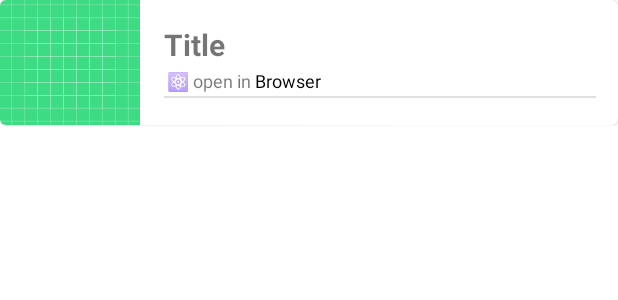
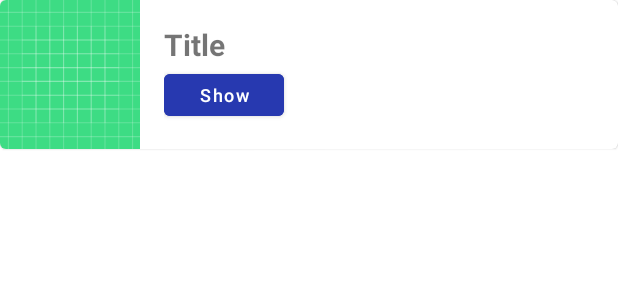
Before and after one commit to Mehranalam/NewsApp, an Android app: the layout favorite_items_layout.xml on its own in the app's theme, with its tools: preview values and no code run, on a phone screen of 412 x 824 dp. Shown: the top 300 px of the screen. Run offline under Robolectric (Android 15) with nearby library versions, the phone set to English and light mode, and no system bars; network calls fail; Roboto replaces fonts that are not available here.

Commit message:
add show in browser articles button.

```diff
--- a/app/build.gradle
+++ b/app/build.gradle
@@ -34,6 +34,7 @@ dependencies {
     implementation "androidx.room:room-runtime:$room_version"
     annotationProcessor "androidx.room:room-compiler:$room_version"
     implementation "androidx.fragment:fragment:$fragment_version"
+    implementation "androidx.browser:browser:1.3.0"
     implementation 'com.facebook.shimmer:shimmer:0.5.0'
     implementation 'com.squareup.picasso:picasso:2.5.2'
     implementation 'com.android.volley:volley:1.2.1'
--- a/app/src/main/java/com/mehran/newsapp/Favorite_Fragment.java
+++ b/app/src/main/java/com/mehran/newsapp/Favorite_Fragment.java
@@ -53,7 +53,6 @@ public class Favorite_Fragment extends Fragment {
                 url.add(itemUrl);
             } while (cursor.moveToNext());
 
-
             cursor.close();
 
             recyclerView = view.findViewById(R.id.favoriteRecycleView);
--- a/app/src/main/res/layout/favorite_items_layout.xml
+++ b/app/src/main/res/layout/favorite_items_layout.xml
@@ -11,13 +11,13 @@
         <ImageView
             android:id="@+id/favoriteImage"
             android:layout_width="93dp"
-            android:layout_height="83dp"
+            android:layout_height="match_parent"
             android:scaleType="centerCrop"
             android:src="@drawable/ic_launcher_background" />
 
         <LinearLayout
-            android:layout_width="320dp"
-            android:layout_height="match_parent"
+            android:layout_width="316dp"
+            android:layout_height="wrap_content"
             android:orientation="vertical"
             android:padding="16dp">
 
@@ -29,19 +29,15 @@
                 android:textSize="20sp"
                 android:textStyle="bold" />
 
-            <TextView
-                android:id="@+id/favoriteOpen"
-                android:layout_width="wrap_content"
-                android:layout_height="wrap_content"
-                android:padding="2dp"
-                android:text="@string/goToUrl"
+            <Button
+                android:id="@+id/buttonUrl"
+                android:layout_width="80dp"
+                android:layout_height="40dp"
+                android:backgroundTint="#2739B0"
+                android:text="Show"
+                android:textAlignment="center"
+                android:textAllCaps="false"
                 android:textSize="12sp" />
-
-            <View
-                android:id="@+id/divider2"
-                android:layout_width="match_parent"
-                android:layout_height="1dp"
-                android:background="?android:attr/listDivider" />
 
         </LinearLayout>
     </LinearLayout>
```
Also changed, not shown: app/src/main/java/com/mehran/newsapp/CycleAdapter.java (+5 -10 lines), app/src/main/java/com/mehran/newsapp/FavoriteAdapter.java (+15 -2 lines), app/src/main/res/layout/activity_main.xml (+4 -4 lines).
